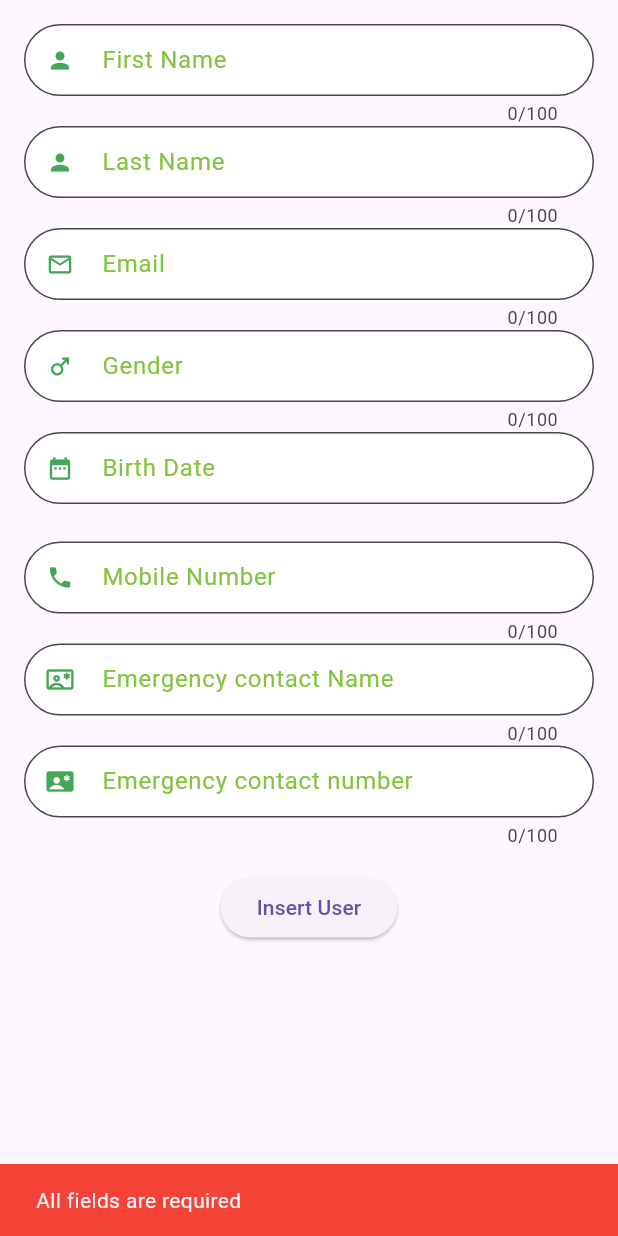
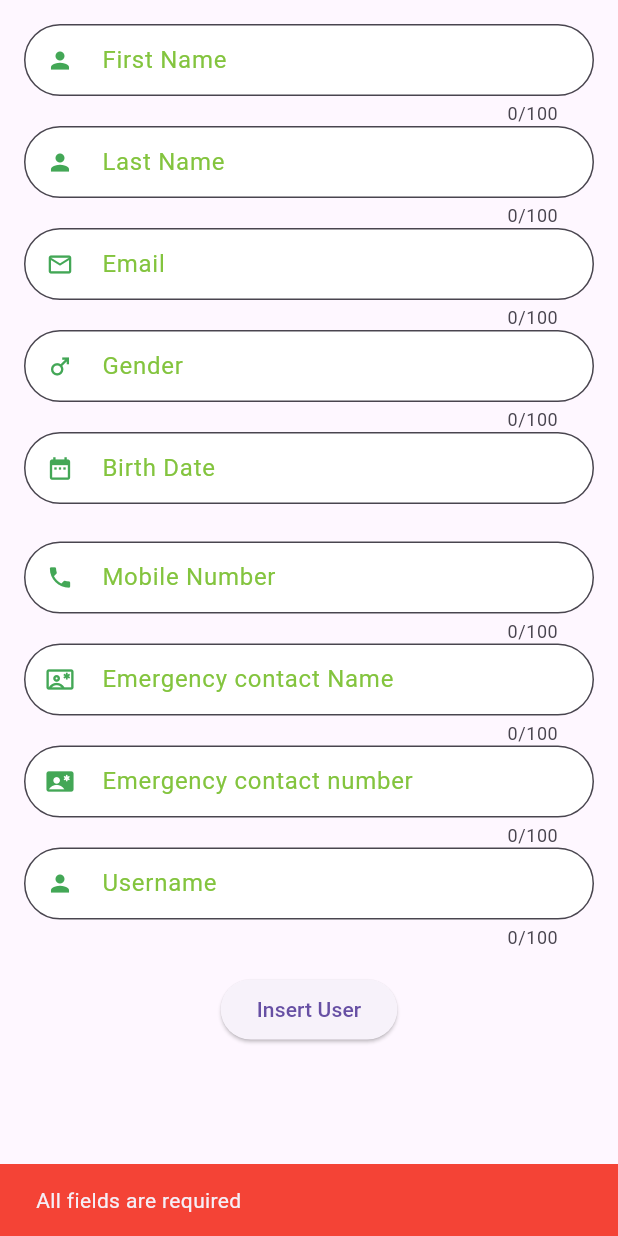
Before and after one commit to pratikboghani/shifttime, a Flutter app: the AddEmployeeForm screen opened directly, after a tap on "Insert User", on a phone screen of 412 x 824 dp. Run offline on Flutter 3.47's test engine with Material 3 defaults, Android fonts, the phone set to English and light mode, and no system bars; our stand-ins replace animated_splash_screen, shared_preferences; missing offline and left inert: extension; accounts and stored records are empty; Roboto replaces fonts that are missing (Rubik).

```diff
--- a/lib/components/add_employee.dart
+++ b/lib/components/add_employee.dart
@@ -17,10 +17,11 @@ class _InsertUserFormState extends State<AddEmployeeForm> {
   final TextEditingController firstNameController = TextEditingController();
   final TextEditingController lastNameController = TextEditingController();
   final TextEditingController emailController = TextEditingController();
-  final TextEditingController roleController = TextEditingController(text: 'USER');
+  final TextEditingController roleController = TextEditingController(text: 'EMPLOYEE');
   final TextEditingController genderController = TextEditingController();
   final TextEditingController birthdateController = TextEditingController();
   final TextEditingController mobileController = TextEditingController();
+  final TextEditingController userNameController = TextEditingController();
   final TextEditingController emergencyContactNameController =
   TextEditingController();
   final TextEditingController emergencyContactNumberController =
@@ -48,7 +49,9 @@ class _InsertUserFormState extends State<AddEmployeeForm> {
             'birthdate': birthdateController.text,
             'mobile': mobileController.text,
             'clientId': clientIdController.text,
-            'password': 'shifttime'
+            'emergencyContactName': emergencyContactNameController.text,
+            'emergencyContactNumber':emergencyContactNumberController.text,
+            'password': 'pppppppp'
           }),
         );
 
@@ -133,6 +136,7 @@ class _InsertUserFormState extends State<AddEmployeeForm> {
 
       body: Padding(
         padding: const EdgeInsets.all(16.0),
+        child: SingleChildScrollView(
           child: Column(
             crossAxisAlignment: CrossAxisAlignment.center,
             children: [
@@ -297,6 +301,22 @@ class _InsertUserFormState extends State<AddEmployeeForm> {
                   color: clrGreenOriginal,
                 ), maxLength: 100,
               ),
+              TextFormFieldWidget(
+                obSecureText: false,
+                keyboardType: TextInputType.text,
+                validator: (String value) {
+                  if (value.isEmpty) {
+                    return 'Username is required';
+                  }
+                },
+                controller: userNameController,
+                labelText: 'Username',
+                hintText: 'enter username',
+                icon: const Icon(
+                  Icons.person,
+                  color: clrGreenOriginal,
+                ), maxLength: 100,
+              ),
 
 
               // Add more TextFields for additional fields
@@ -310,6 +330,7 @@ class _InsertUserFormState extends State<AddEmployeeForm> {
             ],
           ),
         ),
+      ),
     );
   }
 }
--- a/lib/screens/user_home_screen.dart
+++ b/lib/screens/user_home_screen.dart
@@ -36,6 +36,10 @@ class _NavigationState extends State<Navigation> {
         backgroundColor: clrGreenOriginal,
         title: Text('ShiftTime', style: TextStyle(color: clrWhite, fontSize: 30, letterSpacing: 1, fontWeight: FontWeight.bold),),
         leading: Image(image: const AssetImage('images/ShiftTimeIconWhite.png'),),
+        actions: [Padding(
+          padding: const EdgeInsets.only(right: 8),
+          child: Text('Pratik', style: TextStyle(color: clrWhite, fontSize: 20, letterSpacing: 1, fontWeight: FontWeight.bold,),),
+        )],
       ),
       body: <Widget>[
       /// Notifications page
--- a/lib/utilities/getSession.dart
+++ b/lib/utilities/getSession.dart
@@ -1,10 +1,7 @@
 import 'package:shared_preferences/shared_preferences.dart';
-var data;
-var userToken;
-
 Future<String> loadSession(String key) async {
   final prefs = await SharedPreferences.getInstance();
-  data = prefs.getString(key) ?? '';
+  var data = prefs.getString(key) ?? '';
 return data;
 
 }
```
Also changed, not shown: lib/screens/login_screen.dart (+25 -2 lines), lib/screens/user_setting_screen.dart (+38 -15 lines), lib/utilities/constants.dart (+16 -0 lines). Lines whose indentation alone changed are shown as unchanged.
